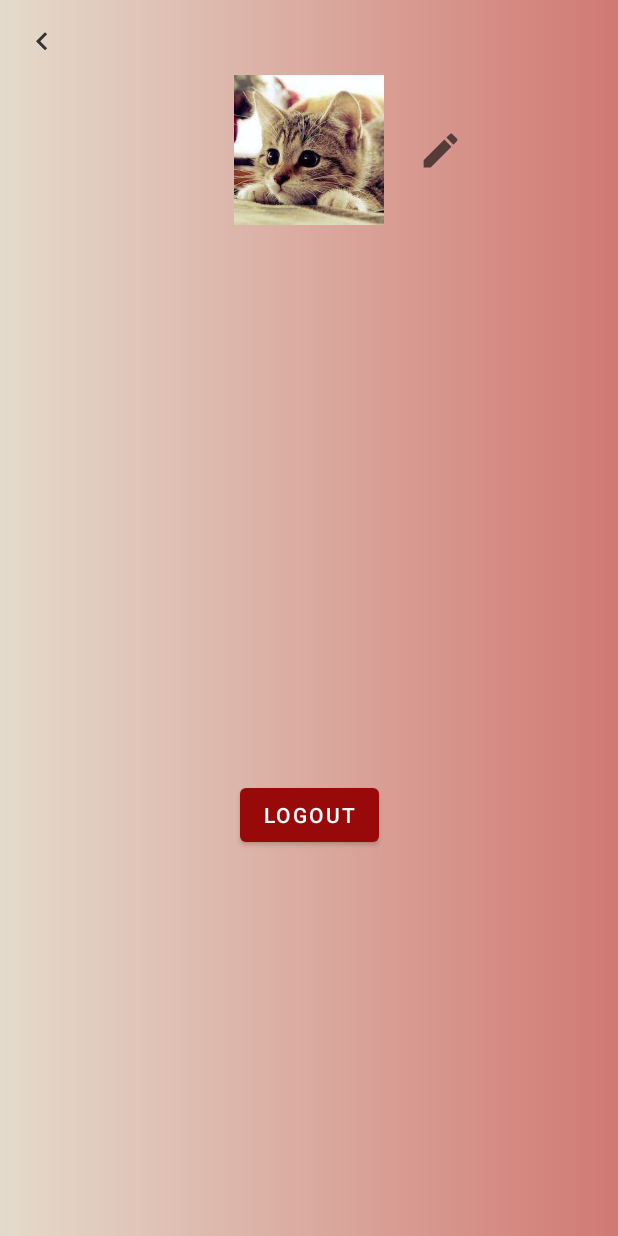
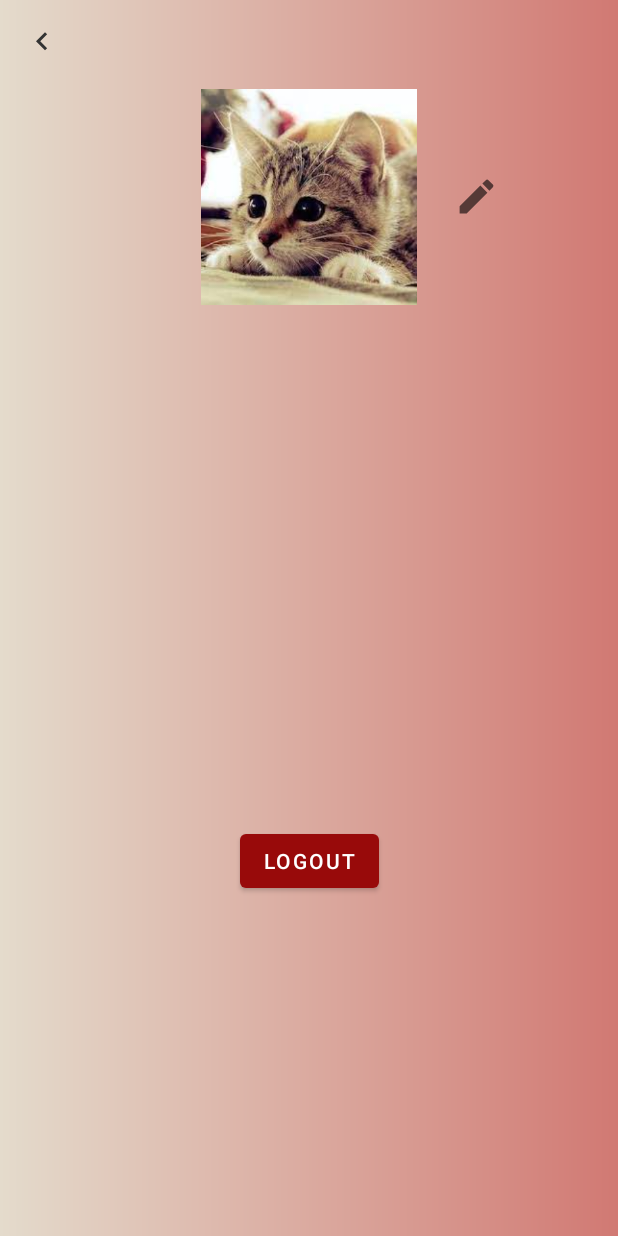
Before and after one commit to namnd0210/AndroidBTL, an Android app: the Info screen opened directly, with no data from a screen before it, on a phone screen of 412 x 824 dp. Run offline under Robolectric (Android 15) with nearby library versions, the phone set to English and light mode, and no system bars; our stand-ins replace Firebase (no records; nobody signed in at launch, a user with empty details on screens opened directly).

Commit message:
upload image

```diff
--- a/app/build.gradle
+++ b/app/build.gradle
@@ -32,6 +32,7 @@ android {
 
 dependencies {
 
+    implementation 'de.hdodenhof:circleimageview:2.1.0'
     implementation 'com.android.support:multidex:1.0.3'
     implementation 'androidx.appcompat:appcompat:1.3.0'
     implementation 'com.google.android.material:material:1.3.0'
@@ -42,6 +43,8 @@ dependencies {
     implementation 'com.google.firebase:firebase-database:20.0.0'
     implementation 'com.google.firebase:firebase-firestore:23.0.0'
     implementation 'androidx.legacy:legacy-support-v4:1.0.0'
+    implementation 'com.google.firebase:firebase-storage:20.0.0'
+    implementation 'androidx.cardview:cardview:1.0.0'
     testImplementation 'junit:junit:4.+'
     androidTestImplementation 'androidx.test.ext:junit:1.1.2'
     androidTestImplementation 'androidx.test.espresso:espresso-core:3.3.0'
--- a/app/src/main/java/com/example/nguyenducnam_btl/activity/Info.java
+++ b/app/src/main/java/com/example/nguyenducnam_btl/activity/Info.java
@@ -1,32 +1,38 @@
 package com.example.nguyenducnam_btl.activity;
 
+import androidx.activity.result.ActivityResultCallback;
+import androidx.activity.result.ActivityResultLauncher;
+import androidx.activity.result.contract.ActivityResultContracts;
 import androidx.annotation.NonNull;
 import androidx.appcompat.app.AppCompatActivity;
 
-import android.content.ContentResolver;
 import android.content.Intent;
+import android.graphics.Bitmap;
+import android.graphics.BitmapFactory;
 import android.net.Uri;
 import android.os.Bundle;
+import android.util.DisplayMetrics;
 import android.view.View;
-import android.webkit.MimeTypeMap;
-import android.widget.EditText;
 import android.widget.ImageView;
 import android.widget.TextView;
 import android.widget.Toast;
 
 import com.example.nguyenducnam_btl.R;
-import com.example.nguyenducnam_btl.model.Upload;
 import com.google.android.gms.tasks.OnFailureListener;
 import com.google.android.gms.tasks.OnSuccessListener;
 import com.google.firebase.auth.FirebaseAuth;
-import com.google.firebase.database.DatabaseReference;
 import com.google.firebase.storage.FirebaseStorage;
 import com.google.firebase.storage.StorageReference;
 import com.google.firebase.storage.UploadTask;
 
 public class Info extends AppCompatActivity {
-    private ImageView btnBack;
+    public Uri imageUri;
+    FirebaseStorage storage;
+    StorageReference storageRef;
+
+    private ImageView btnBack, btnEdit, profileImg;
     private TextView tvName, tvDob, tvEmail;
+    private String userUid;
 
     @Override
     protected void onCreate(Bundle savedInstanceState) {
@@ -36,6 +42,85 @@ public class Info extends AppCompatActivity {
         initView();
         setIntentValue();
         handleBackBtn();
+        handleChangeProfileImg();
+        downloadFile();
+    }
+
+    ActivityResultLauncher<String> mGetContent = registerForActivityResult(new ActivityResultContracts.GetContent(),
+            new ActivityResultCallback<Uri>() {
+                @Override
+                public void onActivityResult(Uri uri) {
+                    profileImg.setImageURI(uri);
+                    imageUri = uri;
+                    uploadFile();
+                }
+            });
+
+    private void handleChangeProfileImg() {
+        btnEdit.setOnClickListener(new View.OnClickListener() {
+            @Override
+            public void onClick(View v) {
+                Intent intent = new Intent();
+                intent.setType("images/*");
+                intent.setAction(Intent.ACTION_GET_CONTENT);
+                mGetContent.launch("image/*");
+                uploadFile();
+            }
+        });
+    }
+
+    private void downloadFile() {
+        try {
+            StorageReference ref = storageRef.child("images/" + userUid);
+
+            final long ONE_MEGABYTE = 1024 * 1024;
+            ref.getBytes(ONE_MEGABYTE).addOnSuccessListener(new OnSuccessListener<byte[]>() {
+                @Override
+                public void onSuccess(byte[] bytes) {
+                    Bitmap bm = BitmapFactory.decodeByteArray(bytes, 0, bytes.length);
+                    DisplayMetrics dm = new DisplayMetrics();
+                    getWindowManager().getDefaultDisplay().getMetrics(dm);
+
+                    profileImg.setMinimumHeight(dm.heightPixels);
+                    profileImg.setMinimumWidth(dm.widthPixels);
+                    profileImg.setMaxHeight(1024);
+                    profileImg.setMaxWidth(1024);
+
+                    profileImg.setImageBitmap(bm);
+                    Toast.makeText(getBaseContext(), "Download image success", Toast.LENGTH_SHORT).show();
+                }
+            }).addOnFailureListener(new OnFailureListener() {
+
+                @Override
+                public void onFailure(@NonNull Exception exception) {
+                    Toast.makeText(getBaseContext(), "Download image success", Toast.LENGTH_SHORT).show();
+                }
+            });
+        } catch (Exception e) {
+            e.printStackTrace();
+        }
+    }
+
+    private void uploadFile() {
+       try {
+           StorageReference mountainsRef = storageRef.child("images/" + userUid);
+
+           mountainsRef.putFile(imageUri)
+                   .addOnSuccessListener(new OnSuccessListener<UploadTask.TaskSnapshot>() {
+                       @Override
+                       public void onSuccess(UploadTask.TaskSnapshot taskSnapshot) {
+                           Toast.makeText(getBaseContext(), "Upload image success", Toast.LENGTH_SHORT).show();
+                       }
+                   })
+                   .addOnFailureListener(new OnFailureListener() {
+                       @Override
+                       public void onFailure(@NonNull Exception e) {
+                           Toast.makeText(getBaseContext(), "Upload image failed", Toast.LENGTH_SHORT).show();
+                       }
+                   });
+       } catch (Exception e) {
+           e.printStackTrace();
+       }
     }
 
     private void setIntentValue() {
@@ -62,10 +147,18 @@ public class Info extends AppCompatActivity {
     private void initView() {
         btnBack = findViewById(R.id.btnBack);
         btnBack.setClickable(true);
+        btnEdit = findViewById(R.id.btnEdit);
+        btnEdit.setClickable(true);
 
         tvName = findViewById(R.id.tvName);
         tvDob = findViewById(R.id.tvDob);
         tvEmail = findViewById(R.id.tvEmail);
+        profileImg = findViewById(R.id.profileImg);
+
+        storage = FirebaseStorage.getInstance();
+        storageRef = storage.getReference();
+
+        userUid = getIntent().getStringExtra("userUid");
     }
 
 }
--- a/app/src/main/java/com/example/nguyenducnam_btl/activity/Register.java
+++ b/app/src/main/java/com/example/nguyenducnam_btl/activity/Register.java
@@ -118,7 +118,7 @@ public class Register extends AppCompatActivity {
 
                             Toast.makeText(getBaseContext(),
                                     "Succsessful!!", Toast.LENGTH_SHORT).show();
-                            startActivity(new Intent(getApplicationContext(), MainActivity.class));
+                            startActivity(new Intent(Register.this, MainActivity.class));
                         } else {
                             System.out.println("Error: " + task.getException().getMessage());
                             Toast.makeText(getBaseContext(), "Error ! " + task.getException().getMessage(), Toast.LENGTH_SHORT).show();
--- a/app/src/main/res/layout/activity_info.xml
+++ b/app/src/main/res/layout/activity_info.xml
@@ -31,8 +31,9 @@
             android:layout_marginBottom="50dp">
 
             <ImageView
-                android:layout_width="100dp"
-                android:layout_height="100dp"
+                android:id="@+id/profileImg"
+                android:layout_width="144dp"
+                android:layout_height="162dp"
                 android:src="@drawable/cat4"
                 app:layout_constraintBottom_toBottomOf="parent"
                 app:layout_constraintEnd_toEndOf="parent"
@@ -41,14 +42,14 @@
                 app:layout_constraintTop_toTopOf="parent" />
 
             <ImageView
+                android:id="@+id/btnEdit"
                 android:layout_width="30dp"
                 android:layout_height="30dp"
-                android:id="@+id/btnEdit"
                 android:src="@drawable/ic_baseline_edit_24"
                 app:layout_constraintBottom_toBottomOf="parent"
                 app:layout_constraintEnd_toEndOf="parent"
-                app:layout_constraintHorizontal_bias="0.812"
-                app:layout_constraintStart_toStartOf="parent"
+                app:layout_constraintHorizontal_bias="0.462"
+                app:layout_constraintStart_toEndOf="@+id/profileImg"
                 app:layout_constraintTop_toTopOf="parent" />
 
         </androidx.constraintlayout.widget.ConstraintLayout>
```
Also changed, not shown: app/src/main/java/com/example/nguyenducnam_btl/fragment/Home.java (+8 -6 lines).
